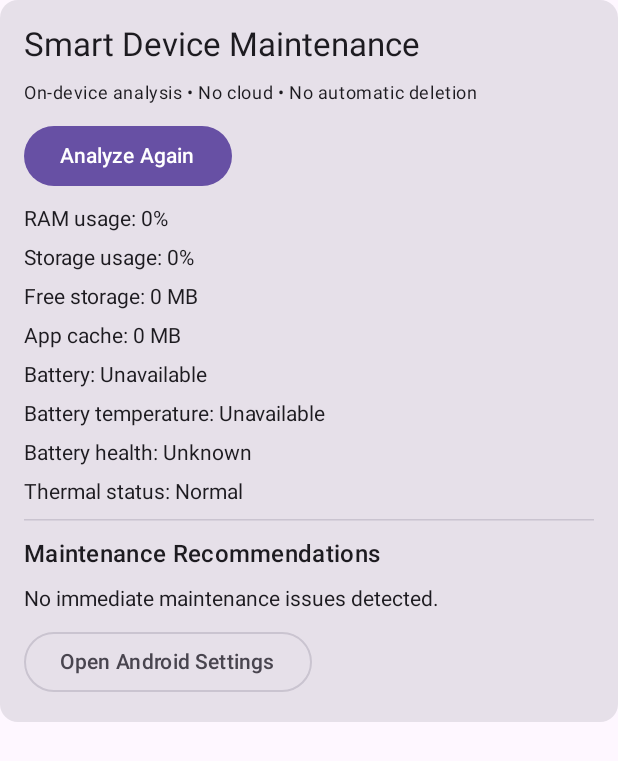
After one commit to anbsolution/Device-manager, an Android app built with Jetpack Compose: the composable MaintenanceRecommendationsPanel shown on its own in the app's theme, on a phone screen of 412 x 824 dp. The commit adds this screen. Shown: the top 761 px of the screen. Run offline under Robolectric (Android 15) with nearby library versions, the phone set to English and light mode, and no system bars.

Commit message:
Add Phase 16 smart device maintenance

```diff
--- a/app/build.gradle.kts
+++ b/app/build.gradle.kts
@@ -13,8 +13,8 @@ android {
         applicationId = "com.anb.devicemanager"
         minSdk = 26
         targetSdk = 35
-        versionCode = 13
-        versionName = "2.2.0"
+        versionCode = 14
+        versionName = "2.3.0"
     }
 
     compileOptions {
--- a/app/src/main/java/com/anb/devicemanager/MainActivity.kt
+++ b/app/src/main/java/com/anb/devicemanager/MainActivity.kt
@@ -29,6 +29,7 @@ import com.anb.devicemanager.ui.DeviceAlertPanel
 import com.anb.devicemanager.ui.ReportExportPanel
 import com.anb.devicemanager.ui.LocalBackupPanel
 import com.anb.devicemanager.ui.UsageIntelligencePanel
+import com.anb.devicemanager.ui.MaintenanceRecommendationsPanel
 
 
 class MainActivity : ComponentActivity() {
@@ -161,6 +162,10 @@ fun Dashboard(
             }
 
             item {
+                MaintenanceRecommendationsPanel(context)
+            }
+
+            item {
                 ReportExportPanel(
                     context = context,
                     usageAccess = usageAccess
--- /dev/null
+++ b/app/src/main/java/com/anb/devicemanager/ui/MaintenanceRecommendationsPanel.kt
@@ -0,0 +1,181 @@
+package com.anb.devicemanager.ui
+
+import android.content.Context
+import android.content.Intent
+import android.provider.Settings
+import androidx.compose.foundation.layout.*
+import androidx.compose.material3.*
+import androidx.compose.runtime.*
+import androidx.compose.ui.Modifier
+import androidx.compose.ui.unit.dp
+import com.anb.devicemanager.monitoring.BatteryMonitor
+import com.anb.devicemanager.monitoring.PerformanceMonitor
+import com.anb.devicemanager.monitoring.StorageMonitor
+import kotlinx.coroutines.Dispatchers
+import kotlinx.coroutines.withContext
+
+private data class MaintenanceData(
+    val ramPercent: Int,
+    val storagePercent: Int,
+    val freeBytes: Long,
+    val cacheBytes: Long,
+    val batteryPercent: Int,
+    val batteryTemperature: Float,
+    val batteryHealth: String,
+    val lowMemory: Boolean,
+    val thermalStatus: String
+)
+
+private fun formatBytes(bytes: Long): String {
+    val gb = bytes / (1024.0 * 1024.0 * 1024.0)
+    val mb = bytes / (1024.0 * 1024.0)
+    return if (gb >= 1) "%.2f GB".format(gb) else "%.0f MB".format(mb)
+}
+
+@Composable
+fun MaintenanceRecommendationsPanel(context: Context) {
+    var data by remember { mutableStateOf<MaintenanceData?>(null) }
+    var loading by remember { mutableStateOf(true) }
+    var refreshKey by remember { mutableIntStateOf(0) }
+
+    LaunchedEffect(refreshKey) {
+        loading = true
+        data = withContext(Dispatchers.IO) {
+            val performance = PerformanceMonitor(context).getMetrics()
+            val storage = StorageMonitor(context).getStorageInfo()
+            val battery = BatteryMonitor(context).getBatteryInfo()
+
+            val ram = if (performance.totalRam > 0) {
+                ((performance.totalRam - performance.availableRam) * 100 /
+                    performance.totalRam).toInt().coerceIn(0, 100)
+            } else 0
+
+            MaintenanceData(
+                ramPercent = ram,
+                storagePercent = storage.usedPercent,
+                freeBytes = storage.freeBytes,
+                cacheBytes = storage.appCacheBytes,
+                batteryPercent = battery?.percentage ?: -1,
+                batteryTemperature = battery?.temperature ?: -1f,
+                batteryHealth = battery?.health ?: "Unknown",
+                lowMemory = performance.lowMemory,
+                thermalStatus = performance.thermalStatus
+            )
+        }
+        loading = false
+    }
+
+    Card(modifier = Modifier.fillMaxWidth()) {
+        Column(
+            modifier = Modifier.padding(16.dp),
+            verticalArrangement = Arrangement.spacedBy(10.dp)
+        ) {
+            Text(
+                "Smart Device Maintenance",
+                style = MaterialTheme.typography.titleLarge
+            )
+
+            Text(
+                "On-device analysis • No cloud • No automatic deletion",
+                style = MaterialTheme.typography.bodySmall
+            )
+
+            Button(onClick = { refreshKey++ }) {
+                Text("Analyze Again")
+            }
+
+            if (loading) {
+                CircularProgressIndicator()
+            } else {
+                val current = data
+
+                if (current == null) {
+                    Text("Device information unavailable.")
+                } else {
+                    Text("RAM usage: ${current.ramPercent}%")
+                    Text("Storage usage: ${current.storagePercent}%")
+                    Text("Free storage: ${formatBytes(current.freeBytes)}")
+                    Text("App cache: ${formatBytes(current.cacheBytes)}")
+                    Text(
+                        "Battery: ${
+                            if (current.batteryPercent >= 0)
+                                "${current.batteryPercent}%"
+                            else "Unavailable"
+                        }"
+                    )
+                    Text(
+                        "Battery temperature: ${
+                            if (current.batteryTemperature >= 0f)
+                                "${current.batteryTemperature} °C"
+                            else "Unavailable"
+                        }"
+                    )
+                    Text("Battery health: ${current.batteryHealth}")
+                    Text("Thermal status: ${current.thermalStatus}")
+
+                    HorizontalDivider()
+
+                    Text(
+                        "Maintenance Recommendations",
+                        style = MaterialTheme.typography.titleMedium
+                    )
+
+                    var recommendationCount = 0
+
+                    if (current.storagePercent >= 90) {
+                        recommendationCount++
+                        Text("• Storage is critically high. Review large files and unused apps in Settings.")
+                    } else if (current.storagePercent >= 80) {
+                        recommendationCount++
+                        Text("• Storage is getting full. Review files you no longer need.")
+                    }
+
+                    if (current.ramPercent >= 90 || current.lowMemory) {
+                        recommendationCount++
+                        Text("• RAM pressure detected. Review running apps and close apps you are not using.")
+                    }
+
+                    if (current.batteryTemperature >= 45f) {
+                        recommendationCount++
+                        Text("• Battery temperature is high. Pause demanding activity and let the device cool naturally.")
+                    } else if (current.batteryTemperature >= 42f) {
+                        recommendationCount++
+                        Text("• Battery temperature is elevated. Monitor temperature during heavy use.")
+                    }
+
+                    if (current.batteryHealth != "Good" &&
+                        current.batteryHealth != "Unknown"
+                    ) {
+                        recommendationCount++
+                        Text("• Battery health reports: ${current.batteryHealth}. Check the device manufacturer's guidance.")
+                    }
+
+                    if (current.thermalStatus in listOf(
+                            "Severe", "Critical", "Emergency", "Shutdown"
+                        )
+                    ) {
+                        recommendationCount++
+                        Text("• Device thermal status is ${current.thermalStatus}. Stop demanding tasks and allow cooling.")
+                    }
+
+                    if (recommendationCount == 0) {
+                        Text("No immediate maintenance issues detected.")
+                    }
+
+                    OutlinedButton(
+                        onClick = {
+                            runCatching {
+                                context.startActivity(
+                                    Intent(Settings.ACTION_SETTINGS)
+                                        .addFlags(Intent.FLAG_ACTIVITY_NEW_TASK)
+                                )
+                            }
+                        }
+                    ) {
+                        Text("Open Android Settings")
+                    }
+                }
+            }
+        }
+    }
+}
```
